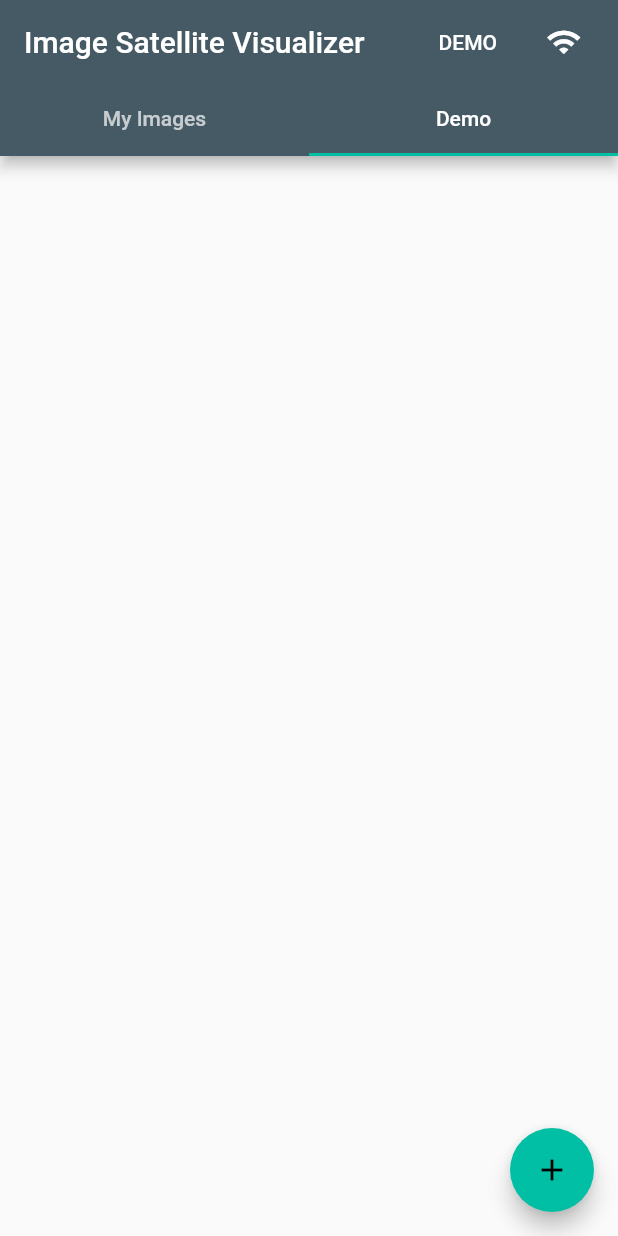
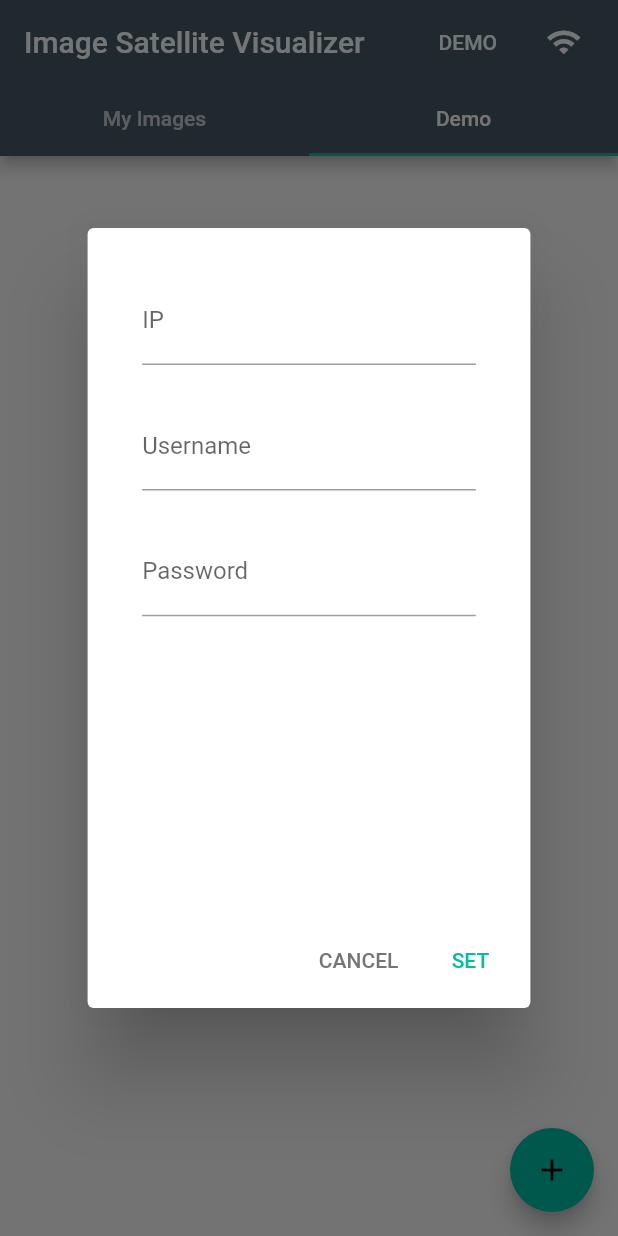
Before and after one commit to LiquidGalaxyLAB/image-satellite-visualizer, a Flutter app: the screen it shows after launch, tab 2 chosen, after a tap on the "wifi" icon, on a phone screen of 412 x 824 dp. Run offline on Flutter 3.47's test engine with Material 2 defaults, Android fonts, the phone set to English and light mode, and no system bars; our stand-ins replace google_maps_flutter, hive, hive_flutter; missing offline and left inert: geodesy, ssh; accounts and stored records are empty.

Commit message:
ssh to liquid galaxy with image/kml

```diff
--- a/lib/main.dart
+++ b/lib/main.dart
@@ -8,6 +8,7 @@ void main() async {
   await Hive.initFlutter();
   Hive.registerAdapter(ImageDataAdapter());
   await Hive.openBox('imageBox');
+  await Hive.openBox('liquidGalaxySettings');
   runApp(MyApp());
 }
 
--- a/lib/screens/dashboard.dart
+++ b/lib/screens/dashboard.dart
@@ -16,6 +16,11 @@ class Dashboard extends StatefulWidget {
 
 class _DashboardState extends State<Dashboard> {
   Box? imageBox;
+  Box? settingsBox;
+
+  TextEditingController ipTextController = TextEditingController();
+  TextEditingController usernameTextController = TextEditingController();
+  TextEditingController passwordTextController = TextEditingController();
 
   List<Widget> imageCards(bool demo, List images) {
     List<Widget> list = [];
@@ -34,6 +39,7 @@ class _DashboardState extends State<Dashboard> {
   void initState() {
     super.initState();
     imageBox = Hive.box('imageBox');
+    settingsBox = Hive.box('liquidGalaxySettings');
   }
 
   @override
@@ -67,7 +73,81 @@ class _DashboardState extends State<Dashboard> {
             Padding(
               padding: EdgeInsets.only(right: screenSize.width * 0.01),
               child: TextButton(
-                onPressed: () => print('LIQUID GALAXY'),
+                onPressed: () {
+                  showDialog(
+                    context: context,
+                    builder: (context) {
+                      return AlertDialog(
+                        content: SingleChildScrollView(
+                          child: Container(
+                            width: screenSize.width * 0.6,
+                            height: screenSize.height * 0.5,
+                            child: Column(
+                              children: [
+                                Padding(
+                                  padding: EdgeInsets.symmetric(
+                                    vertical: screenSize.height * 0.015,
+                                    horizontal: screenSize.height * 0.015,
+                                  ),
+                                  child: TextField(
+                                    keyboardType: TextInputType.number,
+                                    controller: ipTextController,
+                                    decoration: new InputDecoration(
+                                      hintText: 'IP',
+                                      labelText: 'IP',
+                                    ),
+                                  ),
+                                ),
+                                Padding(
+                                  padding: EdgeInsets.symmetric(
+                                    vertical: screenSize.height * 0.015,
+                                    horizontal: screenSize.height * 0.015,
+                                  ),
+                                  child: TextField(
+                                    controller: usernameTextController,
+                                    decoration: new InputDecoration(
+                                      hintText: 'Username',
+                                      labelText: 'Username',
+                                    ),
+                                  ),
+                                ),
+                                Padding(
+                                  padding: EdgeInsets.symmetric(
+                                    vertical: screenSize.height * 0.015,
+                                    horizontal: screenSize.height * 0.015,
+                                  ),
+                                  child: TextField(
+                                    obscureText: true,
+                                    controller: passwordTextController,
+                                    decoration: new InputDecoration(
+                                      hintText: 'Password',
+                                      labelText: 'Password',
+                                    ),
+                                  ),
+                                ),
+                              ],
+                            ),
+                          ),
+                        ),
+                        actions: [
+                          TextButton(
+                            child: Text("CANCEL", style: TextStyle(color: Colors.grey[600]),),
+                            onPressed: () => Navigator.pop(context),
+                          ),
+                          TextButton(
+                            child: Text("SET", style: TextStyle(color: Theme.of(context).accentColor),),
+                            onPressed: () {
+                              settingsBox?.put('ip', ipTextController.text);
+                              settingsBox?.put('username', usernameTextController.text);
+                              settingsBox?.put('password', passwordTextController.text);
+                              Navigator.pop(context);
+                            },
+                          ),
+                        ],
+                      );
+                    },
+                  );
+                },
                 child: Icon(Icons.wifi, color: Colors.white),
               ),
             ),
@@ -117,7 +197,6 @@ class _DashboardState extends State<Dashboard> {
               ],
             ),
             ValueListenableBuilder(
-
               valueListenable: Hive.box('imageBox').listenable(),
               builder: (context, box, widget) {
                 return ListView(
--- a/pubspec.yaml
+++ b/pubspec.yaml
@@ -19,6 +19,9 @@ dependencies:
   http: ^0.13.3
   path_provider: ^2.0.2
   geodesy: ^0.4.0-nullsafety.0
+  ssh:
+    git:
+      url: https://github.com/octaviomuller/flutter_ssh
 
 dev_dependencies:
   flutter_test:
```
Also changed, not shown: lib/models/client.dart (added, +57 -0 lines), lib/models/image_data.dart (+26 -7 lines), lib/widgets/image_card.dart (+24 -3 lines), pubspec.lock, 2 other files.
